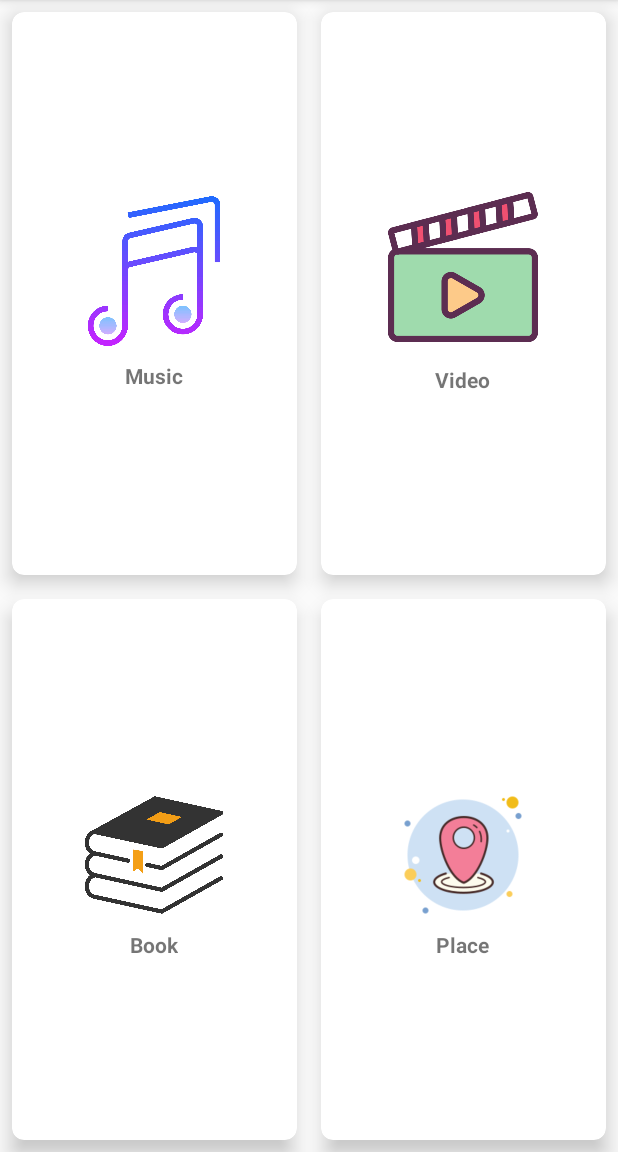
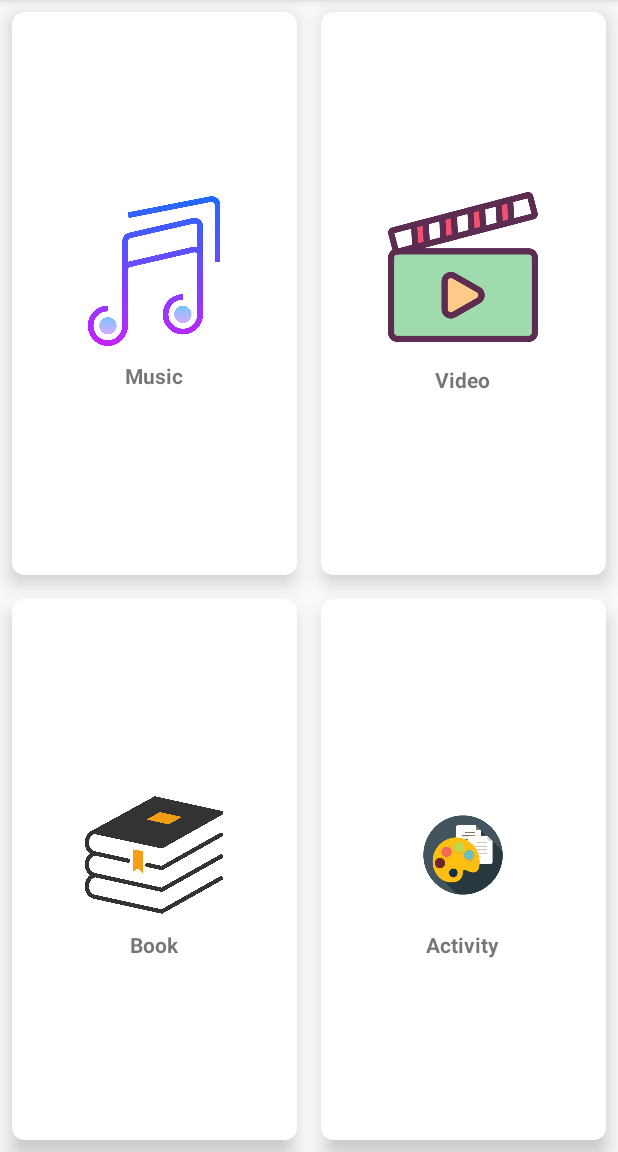
Before and after one commit to nisiddharth/RiseUp, an Android app: the fragment SuggestionsFragment shown on its own in the app's theme, on a phone screen of 412 x 824 dp, the part 84-1236 px from its top. Run offline under Robolectric (Android 15) with nearby library versions, the phone set to English and light mode, and no system bars; network calls fail.

Commit message:
Activity Started

```diff
--- a/Android/app/src/main/res/layout/fragment_suggestions.xml
+++ b/Android/app/src/main/res/layout/fragment_suggestions.xml
@@ -144,11 +144,11 @@
                 <ImageView
                     android:layout_width="100dp"
                     android:layout_height="100dp"
-                    android:src="@drawable/place"/>
+                    android:src="@drawable/activity"/>
 
                 <TextView
                     android:layout_width="wrap_content"
-                    android:text="Place"
+                    android:text="Activity"
                     android:textStyle="bold"
                     android:textAlignment="center"
                     android:layout_height="wrap_content"/>
```
Also changed, not shown: Android/app/src/main/res/drawable/activity.png (added).
